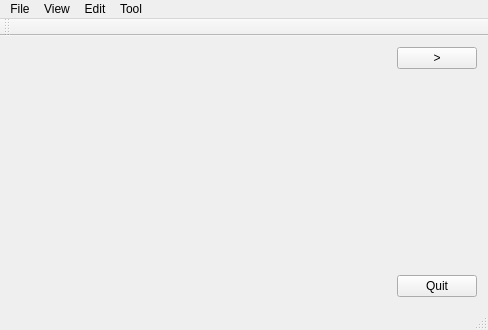
The window that mainwindow.ui (lishunan246/cg) describes before a commit, drawn with Qt 5.
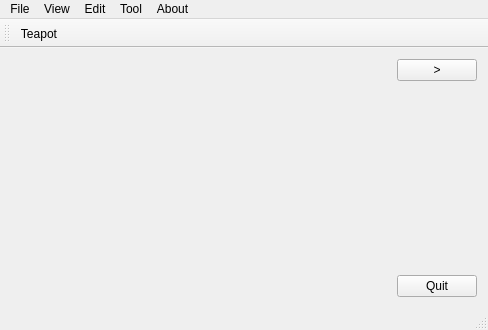
The same window after the commit. Custom widgets are drawn as their Qt base class.

What changed in the file:
```diff
--- a/mainwindow.ui
+++ b/mainwindow.ui
@@ -97,18 +97,26 @@
     </property>
     <addaction name="actionScreenshot"/>
    </widget>
+   <widget class="QMenu" name="menuTeapot">
+    <property name="title">
+     <string>About</string>
+    </property>
+    <addaction name="actionAbout"/>
+   </widget>
    <addaction name="menuFile"/>
    <addaction name="menuView"/>
    <addaction name="menuEdit"/>
    <addaction name="menuTool"/>
+   <addaction name="menuTeapot"/>
   </widget>
   <widget class="QToolBar" name="mainToolBar">
    <attribute name="toolBarArea">
     <enum>TopToolBarArea</enum>
    </attribute>
    <attribute name="toolBarBreak">
-    <bool>false</bool>
+    <bool>true</bool>
    </attribute>
+   <addaction name="actionTeapot"/>
   </widget>
   <widget class="QStatusBar" name="statusBar"/>
   <action name="actionQuit">
@@ -182,6 +190,21 @@
     <string>Set position</string>
    </property>
   </action>
+  <action name="actionTeapot">
+   <property name="text">
+    <string>Teapot</string>
+   </property>
+  </action>
+  <action name="actionAbout">
+   <property name="text">
+    <string>About</string>
+   </property>
+  </action>
+  <action name="actionClear">
+   <property name="text">
+    <string>Clear</string>
+   </property>
+  </action>
  </widget>
  <layoutdefault spacing="6" margin="11"/>
  <customwidgets>
```
Left out of the diff: 40 changed lines with no effect on the pictures.
